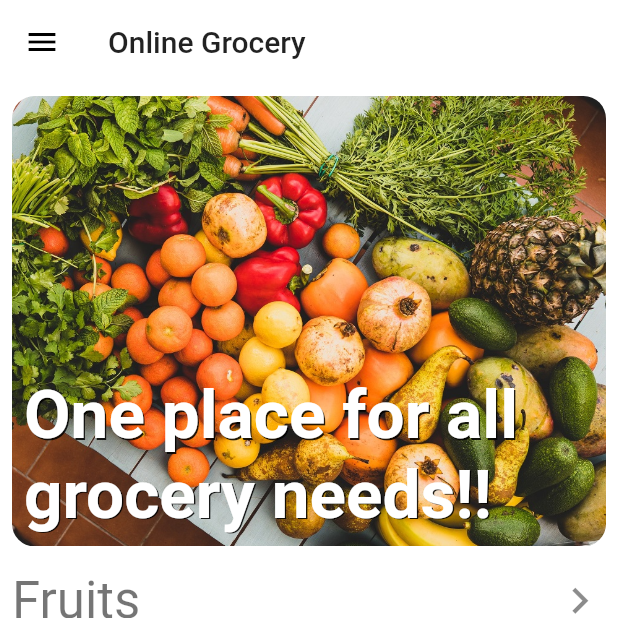
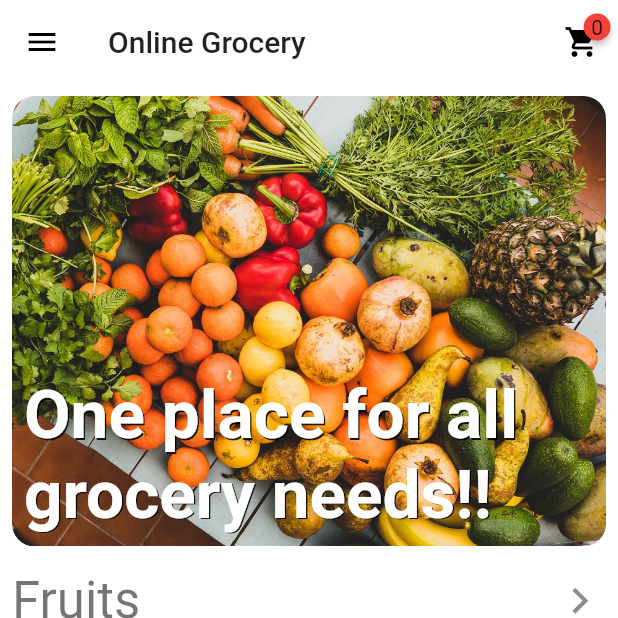
Before and after one commit to SirusCodes/Online-Grocery, a Flutter app: the screen it shows after launch, on a phone screen of 412 x 824 dp, the top half of it. Run offline on Flutter 3.47's test engine with Material 2 defaults, Android fonts, the light colour scheme and no system bars; drawn by our look-alikes of badges; our stand-ins replace shared_preferences.

Commit message:
cart icon added

```diff
--- a/lib/screens/item_list.dart
+++ b/lib/screens/item_list.dart
@@ -1,5 +1,6 @@
 import 'package:flutter/material.dart';
 import 'package:online_grocery/constants.dart';
+import 'package:online_grocery/widgets/cart_icon.dart';
 import 'package:online_grocery/widgets/product.dart';
 
 class ItemList extends StatelessWidget {
@@ -11,6 +12,7 @@ class ItemList extends StatelessWidget {
     return Scaffold(
       appBar: AppBar(
         title: Text(type),
+        actions: <Widget>[CartIcon()],
       ),
       body: GridView.count(
         padding: const EdgeInsets.all(8.0),
--- a/lib/screens/main_screen.dart
+++ b/lib/screens/main_screen.dart
@@ -2,6 +2,7 @@ import 'package:flutter/material.dart';
 import 'package:online_grocery/constants.dart';
 import 'package:online_grocery/screens/item_list.dart';
 import 'package:online_grocery/screens/settings_screen.dart';
+import 'package:online_grocery/widgets/cart_icon.dart';
 import 'package:online_grocery/widgets/product_without_buttons.dart';
 
 class MainScreen extends StatelessWidget {
@@ -30,6 +31,7 @@ class MainScreen extends StatelessWidget {
     return Scaffold(
       appBar: AppBar(
         title: Text("Online Grocery"),
+        actions: <Widget>[CartIcon()],
       ),
       drawer: buildDrawer(context),
       body: SingleChildScrollView(
--- /dev/null
+++ b/lib/widgets/cart_icon.dart
@@ -0,0 +1,24 @@
+import 'package:badges/badges.dart';
+import 'package:flutter/material.dart';
+import 'package:online_grocery/provider/cart_provider.dart';
+import 'package:provider/provider.dart';
+
+class CartIcon extends StatelessWidget {
+  const CartIcon({Key key}) : super(key: key);
+
+  @override
+  Widget build(BuildContext context) {
+    return Consumer<CartProvider>(
+      builder: (context, cart, child) => Badge(
+        position: BadgePosition.topRight(top: 5, right: 5),
+        animationType: BadgeAnimationType.fade,
+        badgeContent: Text(cart.getCart.length.toString()),
+        child: child,
+      ),
+      child: IconButton(
+        icon: Icon(Icons.shopping_cart),
+        onPressed: () {},
+      ),
+    );
+  }
+}
--- a/pubspec.yaml
+++ b/pubspec.yaml
@@ -25,6 +25,7 @@ dependencies:
     sdk: flutter
   provider: ^4.1.1
   shared_preferences: ^0.5.7+2
+  badges: ^1.1.1
 
 
   # The following adds the Cupertino Icons font to your application.
```
Also changed, not shown: lib/screens/cart_screen.dart (added, +14 -0 lines), pubspec.lock.
